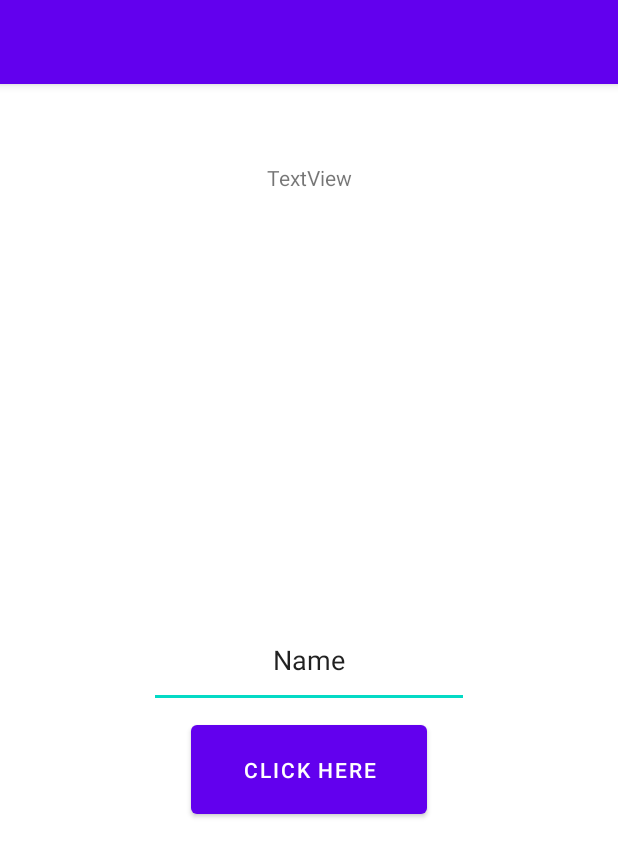
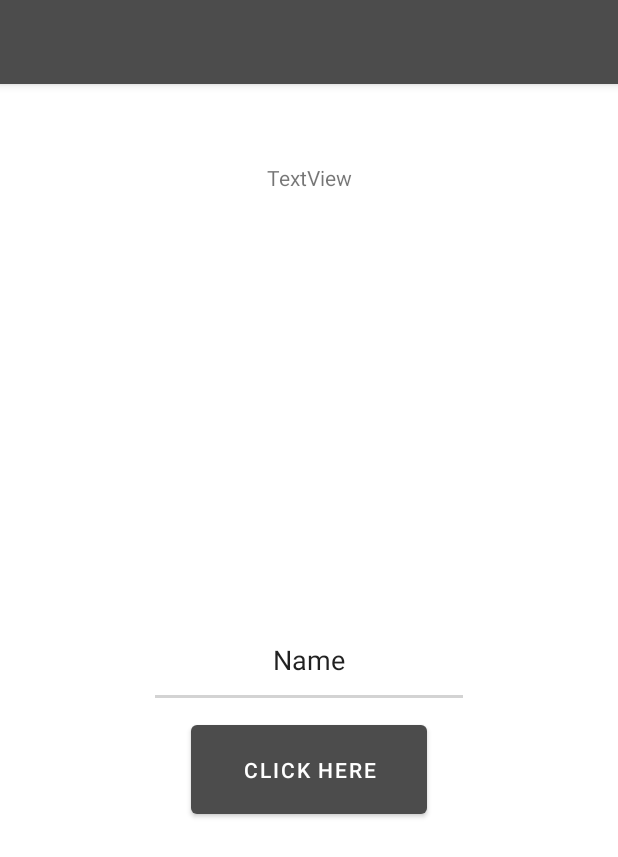
Before and after one commit to hayayy-hub/my-application, an Android app: the screen it shows after launch (MainActivity), on a phone screen of 412 x 824 dp. Shown: the top 857 px of the screen. Run offline under Robolectric (Android 15) with nearby library versions, the light colour scheme and no system bars.

Commit message:
hello name
added theme color and icon

```diff
--- a/app/src/main/res/mipmap-anydpi-v26/ic_launcher.xml
+++ b/app/src/main/res/mipmap-anydpi-v26/ic_launcher.xml
@@ -1,5 +1,5 @@
 <?xml version="1.0" encoding="utf-8"?>
 <adaptive-icon xmlns:android="http://schemas.android.com/apk/res/android">
-    <background android:drawable="@drawable/ic_launcher_background" />
-    <foreground android:drawable="@drawable/ic_launcher_foreground" />
+    <background android:drawable="@color/ic_launcher_background"/>
+    <foreground android:drawable="@mipmap/ic_launcher_foreground"/>
 </adaptive-icon>
--- a/app/src/main/res/mipmap-anydpi-v26/ic_launcher_round.xml
+++ b/app/src/main/res/mipmap-anydpi-v26/ic_launcher_round.xml
@@ -1,5 +1,5 @@
 <?xml version="1.0" encoding="utf-8"?>
 <adaptive-icon xmlns:android="http://schemas.android.com/apk/res/android">
-    <background android:drawable="@drawable/ic_launcher_background" />
-    <foreground android:drawable="@drawable/ic_launcher_foreground" />
+    <background android:drawable="@color/ic_launcher_background"/>
+    <foreground android:drawable="@mipmap/ic_launcher_foreground"/>
 </adaptive-icon>
--- a/app/src/main/res/values/colors.xml
+++ b/app/src/main/res/values/colors.xml
@@ -1,10 +1,10 @@
 <?xml version="1.0" encoding="utf-8"?>
 <resources>
-    <color name="purple_200">#FFBB86FC</color>
-    <color name="purple_500">#FF6200EE</color>
-    <color name="purple_700">#FF3700B3</color>
-    <color name="teal_200">#FF03DAC5</color>
-    <color name="teal_700">#FF018786</color>
+    <color name="purple_200">#5c5c5c</color>
+    <color name="purple_500">#4c4c4c</color>
+    <color name="purple_700">#202020</color>
+    <color name="teal_200">#d3d3d3</color>
+    <color name="teal_700">#949494</color>
     <color name="black">#FF000000</color>
     <color name="white">#FFFFFFFF</color>
 </resources>
--- /dev/null
+++ b/app/src/main/res/values/ic_launcher_background.xml
@@ -0,0 +1,4 @@
+<?xml version="1.0" encoding="utf-8"?>
+<resources>
+    <color name="ic_launcher_background">#49484B</color>
+</resources>
```
Also changed, not shown: app/src/main/ic_launcher-playstore.png (added), app/src/main/res/mipmap-hdpi/ic_launcher.png, app/src/main/res/mipmap-hdpi/ic_launcher_foreground.png (added), app/src/main/res/mipmap-hdpi/ic_launcher_round.png, app/src/main/res/mipmap-mdpi/ic_launcher.png, app/src/main/res/mipmap-mdpi/ic_launcher_foreground.png (added), app/src/main/res/mipmap-mdpi/ic_launcher_round.png, app/src/main/res/mipmap-xhdpi/ic_launcher.png, app/src/main/res/mipmap-xhdpi/ic_launcher_foreground.png (added), app/src/main/res/mipmap-xhdpi/ic_launcher_round.png, app/src/main/res/mipmap-xxhdpi/ic_launcher.png, app/src/main/res/mipmap-xxhdpi/ic_launcher_foreground.png (added), app/src/main/res/mipmap-xxhdpi/ic_launcher_round.png, app/src/main/res/mipmap-xxxhdpi/ic_launcher.png, 2 more files.
